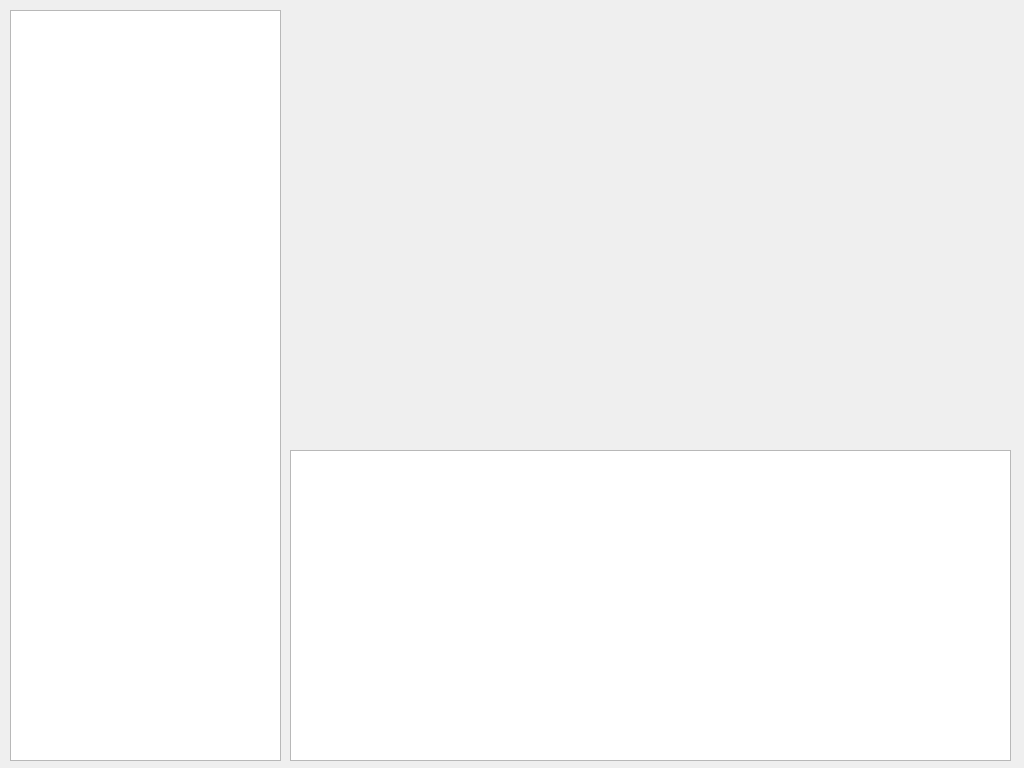
Qt form MainForm.ui (cnk24/Bithumb_Python) before a commit.
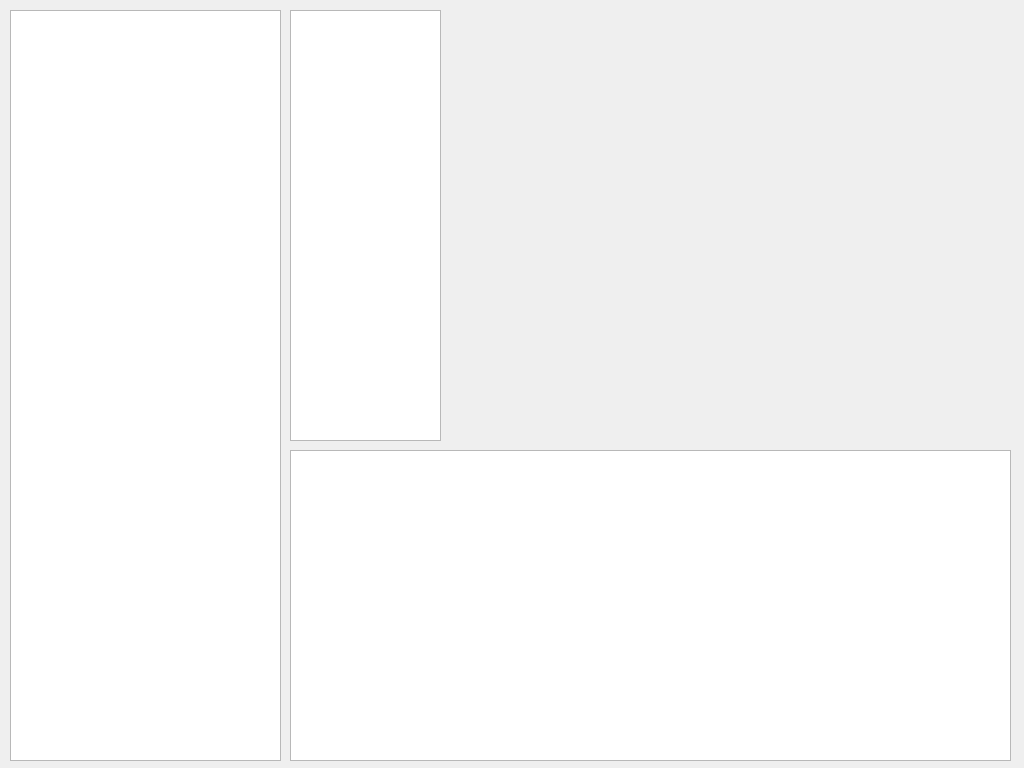
The same form after that commit.

```diff
--- a/MainForm.ui
+++ b/MainForm.ui
@@ -36,14 +36,24 @@
   <widget class="QWidget" name="verticalLayoutWidget">
    <property name="geometry">
     <rect>
-     <x>290</x>
+     <x>750</x>
      <y>10</y>
-     <width>721</width>
+     <width>261</width>
      <height>431</height>
     </rect>
    </property>
    <layout class="QVBoxLayout" name="layoutPlot"/>
   </widget>
+  <widget class="QListWidget" name="listTarget">
+   <property name="geometry">
+    <rect>
+     <x>290</x>
+     <y>10</y>
+     <width>151</width>
+     <height>431</height>
+    </rect>
+   </property>
+  </widget>
  </widget>
  <resources/>
  <connections/>
```
